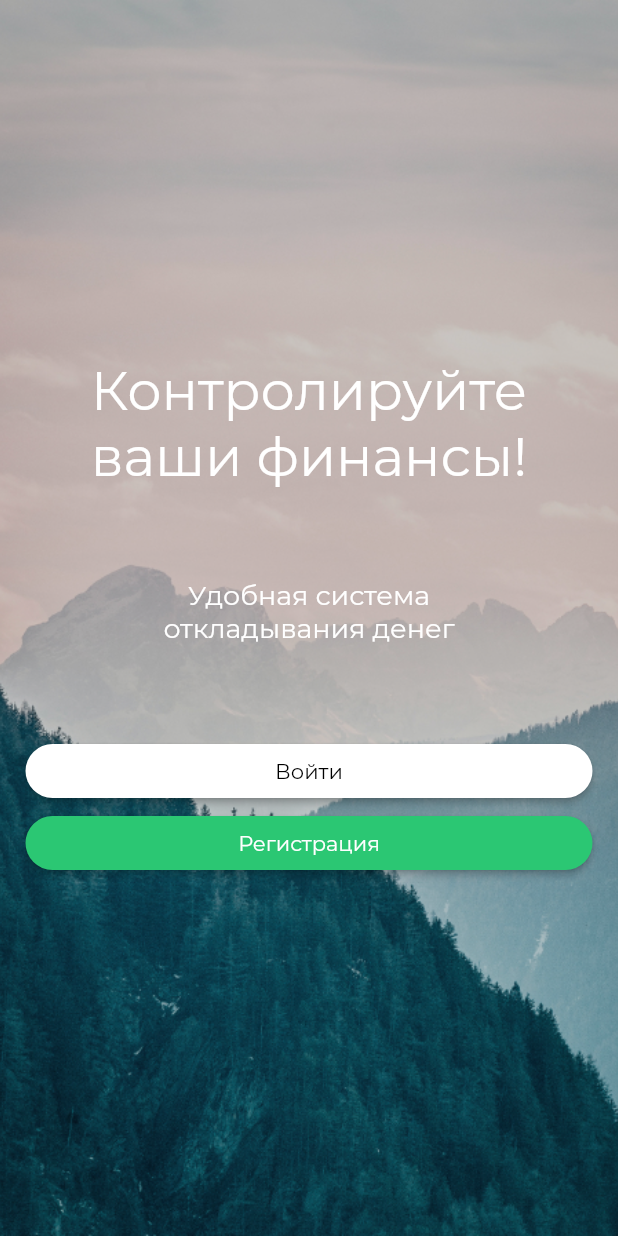
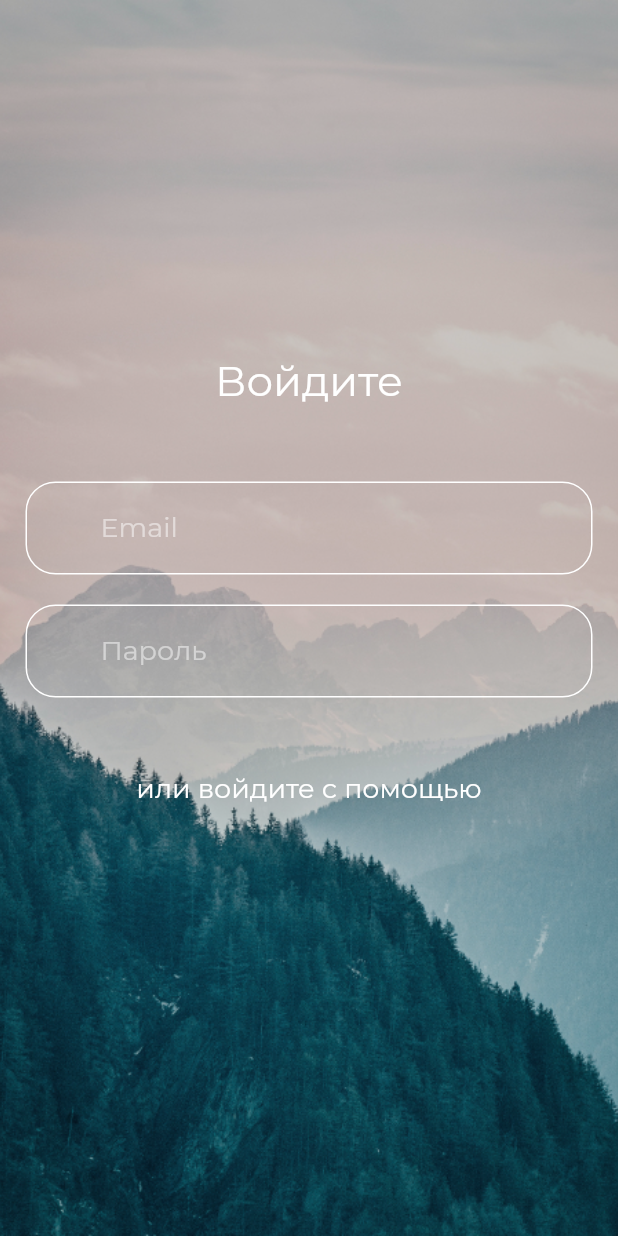
Before and after one commit to ulanzhusupov/finance_app, a Flutter app: the screen it shows after launch, on a phone screen of 412 x 824 dp. Run offline on Flutter 3.47's test engine with Material 2 defaults, Android fonts, the phone set to English and light mode, and no system bars.

Commit message:
Adding login screen

```diff
--- a/lib/main.dart
+++ b/lib/main.dart
@@ -1,5 +1,6 @@
 import 'package:finance_manager/screens/AddOperationScreen.dart';
 import 'package:finance_manager/screens/HomeScreen.dart';
+import 'package:finance_manager/screens/LoginScreen.dart';
 import 'package:finance_manager/screens/OperationsScreen.dart';
 import 'package:finance_manager/screens/WalletScreen.dart';
 import 'package:finance_manager/screens/WelcomeScreen.dart';
@@ -26,7 +27,7 @@ class MyApp extends StatelessWidget {
         // scaffoldBackgroundColor: Colors.blue[800],
         visualDensity: VisualDensity.adaptivePlatformDensity,
       ),
-      home: WelcomeScreen(),
+      home: LoginScreen(),
     );
   }
 }
--- a/lib/screens/LoginScreen.dart
+++ b/lib/screens/LoginScreen.dart
@@ -0,0 +1,104 @@
+import 'package:finance_manager/constants.dart';
+import "package:flutter/material.dart";
+
+class LoginScreen extends StatefulWidget {
+  @override
+  _LoginScreenState createState() => _LoginScreenState();
+}
+
+class _LoginScreenState extends State<LoginScreen> {
+  final _formKey = GlobalKey<FormState>();
+
+  @override
+  Widget build(BuildContext context) {
+    return Scaffold(
+      body: SafeArea(
+          child: Container(
+        decoration: BoxDecoration(
+          color: Colors.black,
+          image: DecorationImage(
+              image: AssetImage("images/back.jpg"),
+              fit: BoxFit.cover,
+              colorFilter: ColorFilter.mode(
+                  Colors.black.withOpacity(0.8), BlendMode.dstATop)),
+        ),
+        child: Padding(
+          padding: EdgeInsets.all(17.0),
+          child: Form(
+            key: _formKey,
+            child: Column(
+              mainAxisAlignment: MainAxisAlignment.center,
+              children: [
+                Text(
+                  "Войдите",
+                  style: kRegularTextStyle.copyWith(fontSize: 28.0),
+                  textAlign: TextAlign.center,
+                ),
+                SizedBox(
+                  height: 50.0,
+                ),
+                TextFormField(
+                  validator: (val) {
+                    if(val.isEmpty) {
+                      return "Введите ваш email!";
+                    }
+                    return null;
+                  },
+                  keyboardType: TextInputType.emailAddress,
+                  decoration: InputDecoration(
+                    contentPadding: EdgeInsets.only(top: 20.0, bottom: 20.0, left: 50.0, right: 50.0),
+                    hintText: "Email",
+                    hintStyle: kRegularTextStyle.copyWith(
+                      fontSize: 18.0,
+                      color: Colors.white.withOpacity(0.5)
+                    ),
+                    enabledBorder: OutlineInputBorder(
+                      borderRadius: BorderRadius.circular(20.0),
+                      borderSide: BorderSide(color: Colors.white)
+                    ),
+                    focusedBorder: OutlineInputBorder(
+                      borderRadius: BorderRadius.circular(20.0),
+                      borderSide: BorderSide(color: Color(0xff2BC773))
+                    )
+                  ),
+                ),
+                SizedBox(height: 20.0,),
+                TextFormField(
+                  validator: (val) {
+                    if(val.isEmpty) {
+                      return "Введите ваш email!";
+                    }
+                    return null;
+                  },
+                  keyboardType: TextInputType.emailAddress,
+                  decoration: InputDecoration(
+                    contentPadding: EdgeInsets.only(top: 20.0, bottom: 20.0, left: 50.0, right: 50.0),
+                    hintText: "Пароль",
+                    hintStyle: kRegularTextStyle.copyWith(
+                      fontSize: 18.0,
+                      color: Colors.white.withOpacity(0.5)
+                    ),
+                    enabledBorder: OutlineInputBorder(
+                      borderRadius: BorderRadius.circular(20.0),
+                      borderSide: BorderSide(color: Colors.white)
+                    ),
+                    focusedBorder: OutlineInputBorder(
+                      borderRadius: BorderRadius.circular(20.0),
+                      borderSide: BorderSide(color: Color(0xff2BC773))
+                    )
+                  ),
+                ),
+                SizedBox(height: 50.0),
+                Text("или войдите с помощью", style: kRegularTextStyle.copyWith(
+                  fontSize: 18.0
+                )),
+                SizedBox(height: 50.0),
+
+              ],
+            ),
+          ),
+        ),
+      )),
+    );
+  }
+}
```
Also changed, not shown: lib/constants.dart (+6 -19 lines).
